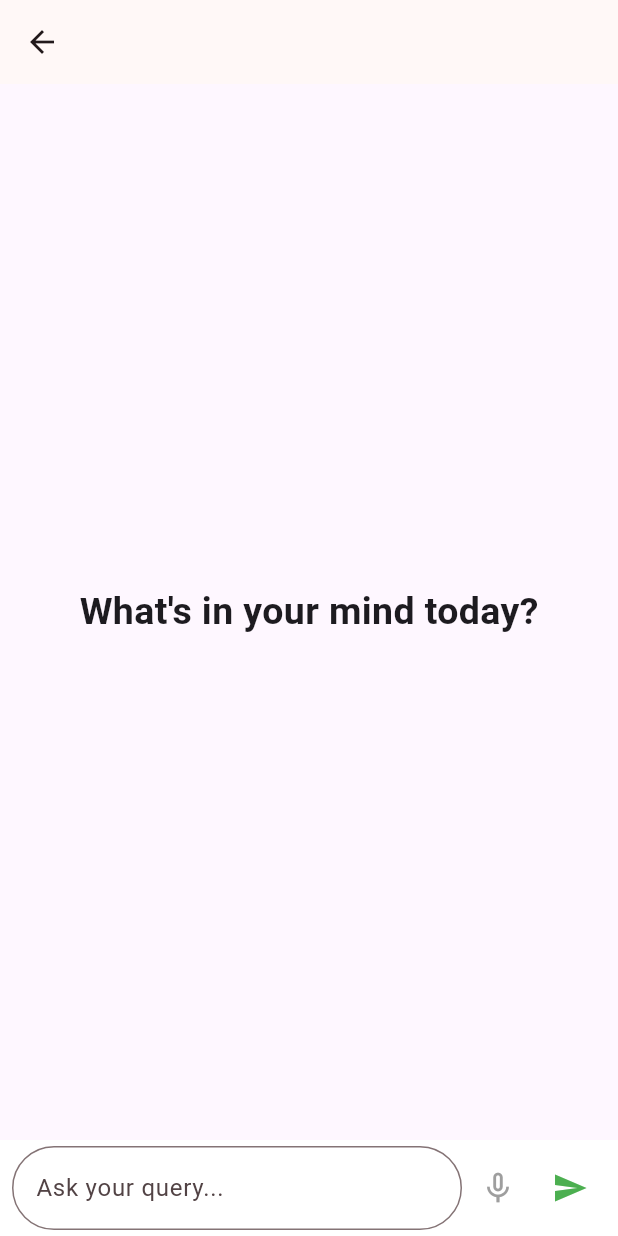
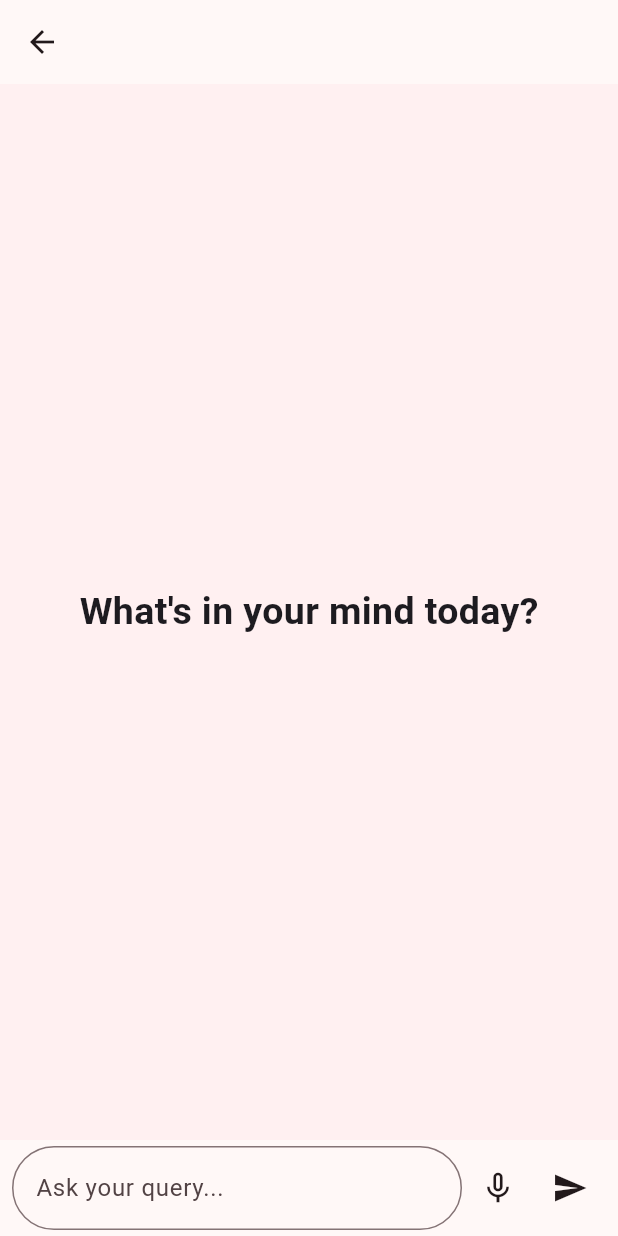
Before and after one commit to SoftwareEnggProjectsIITT/AppDevProject, a Flutter app: the ChatScreen screen opened directly with empty values, on a phone screen of 412 x 824 dp. Run offline on Flutter 3.47's test engine with Material 3 defaults, Android fonts, the phone set to English and light mode, and no system bars; our stand-ins replace cloud_firestore, firebase_auth, firebase_core, firebase_database, flutter_linkify, flutter_riverpod and 8 more; accounts and stored records are empty; network calls fail.

Commit message:
fix colorscheme in chat page

```diff
--- a/frontend/lib/screens/chat_screen.dart
+++ b/frontend/lib/screens/chat_screen.dart
@@ -64,12 +64,15 @@ class _ChatScreenState extends State<ChatScreen> {
               }).toList();
 
               if (allMessages.isEmpty) {
-                  return const Center(
+                  return Container(
+                    color: Theme.of(context).colorScheme.surfaceContainerLow,
+                    child: Center(
                       child: Text(
                         "What's in your mind today?",
                         style: TextStyle(
                           fontSize: 25,
                           fontWeight: FontWeight.bold,
+                        ),
                       ),
                     ),
                   );
@@ -103,16 +106,11 @@ class _ChatScreenState extends State<ChatScreen> {
                       padding: const EdgeInsets.all(8),
                       decoration: BoxDecoration(
                         borderRadius: BorderRadius.circular(10),
-                                gradient: const LinearGradient(
-                                  colors: [
-                                    Color.fromARGB(255, 48, 143, 51),
-                                    Color.fromARGB(255, 48, 143, 51),
-                                  ],
-                                ),
+                        color: Theme.of(context).colorScheme.primaryContainer
                       ),
                       child: Text(
                         msg.text,
-                                style: const TextStyle(color: Colors.white),
+                        style: TextStyle(color: Theme.of(context).colorScheme.onPrimaryContainer),
                       ),
                     )
                     : Reply(reply: msg.text),
--- a/frontend/lib/screens/home_page.dart
+++ b/frontend/lib/screens/home_page.dart
@@ -102,7 +102,7 @@ class _HomePageState extends State<HomePage> {
       : LiquidPullToRefresh(
         onRefresh: _handleRefresh,
         color: Theme.of(context).colorScheme.primary,
-        backgroundColor: Theme.of(context).colorScheme.onPrimary,
+        backgroundColor: Theme.of(context).colorScheme.background,
         showChildOpacityTransition: false,
         child: ListView.builder(
           controller: _scrollController,
--- a/frontend/lib/widgets/message_box.dart
+++ b/frontend/lib/widgets/message_box.dart
@@ -58,7 +58,7 @@ class _MessageBoxState extends State<MessageBox> {
     return SafeArea(
       child: Container(
         padding: const EdgeInsets.symmetric(horizontal: 8, vertical: 4),
-        color: Colors.white,
+        color: Theme.of(context).colorScheme.surface,
         child: Row(
           children: [
             Expanded(
@@ -69,21 +69,22 @@ class _MessageBoxState extends State<MessageBox> {
                 decoration: InputDecoration(
                   hintText: "Ask your query...",
                   border: OutlineInputBorder(borderRadius: BorderRadius.circular(50)),
+                  fillColor: Theme.of(context).colorScheme.outline,
                 ),
               ),
             ),
             IconButton(
               icon: Icon(
                 _isListening ? Icons.mic : Icons.mic_none,
-                color: _isListening ? Colors.red : Colors.grey,
+                color: _isListening ? Colors.red : Theme.of(context).colorScheme.onSurface,
                 size: _isListening ? 35 : 25,
               ),
               onPressed: _listen,
             ),
             IconButton(
               icon: widget.isActive
-                  ? const Icon(Icons.send, color: Colors.green)
-                  : const Icon(Icons.stop, color: Colors.red),
+                  ? Icon(Icons.send, color: Theme.of(context).colorScheme.onSurface)
+                  : Icon(Icons.stop, color: Colors.red),
               onPressed: widget.isActive ? _sendMessage : null,
             ),
           ],
```
Also changed, not shown: frontend/lib/screens/post_page.dart (+27 -28 lines), frontend/lib/widgets/reply.dart (+7 -5 lines). Lines whose indentation alone changed are shown as unchanged.
